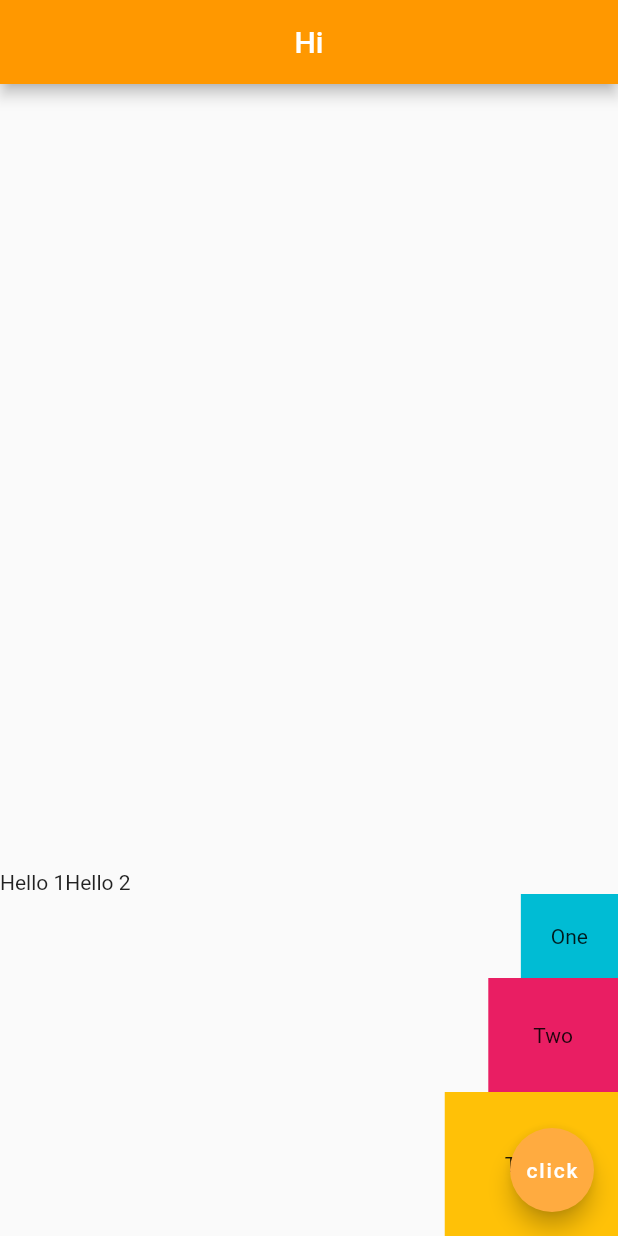
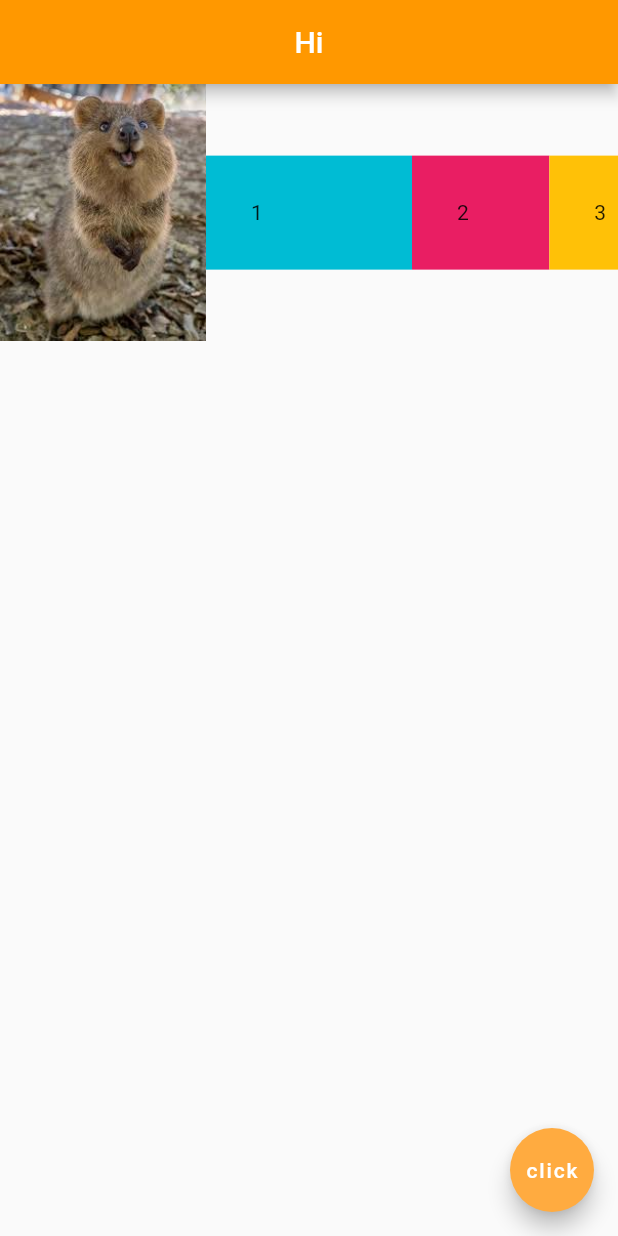
Before and after one commit to bql20000/flutter-course, a Flutter app: the screen it shows after launch, on a phone screen of 412 x 824 dp. Run offline on Flutter 3.47's test engine with Material 2 defaults, Android fonts, the phone set to English and light mode, and no system bars.

Commit message:
Expanded Widget

```diff
--- a/lib/main.dart
+++ b/lib/main.dart
@@ -19,30 +19,35 @@ class Home extends StatelessWidget {
       //   color: Colors.grey[400],
       //   child: Text('Hello')
       // ),
-      body: Column(
-        mainAxisAlignment: MainAxisAlignment.end,
-        crossAxisAlignment: CrossAxisAlignment.end,
+      body: Row(
         children: [
-          Row(
-            children: [
-              Text('Hello 1'),
-              Text('Hello 2')
-            ],
+          Expanded (
+              flex: 3,
+              child: Image.asset('assets/image0.jpeg'),
           ),
-          Container(
-            padding: EdgeInsets.all(20),
-            color: Colors.cyan,
-            child: Text('One'),
+          Expanded (
+            flex: 3,
+            child: Container(
+              padding: EdgeInsets.all(30),
+              color: Colors.cyan,
+              child: Text('1'),
+            ),
           ),
-          Container(
-            padding: EdgeInsets.all(30),
-            color: Colors.pink,
-            child: Text('Two'),
+          Expanded (
+            flex: 2,
+            child: Container(
+              padding: EdgeInsets.all(30),
+              color: Colors.pink,
+              child: Text('2'),
+            ),
           ),
-          Container(
-            padding: EdgeInsets.all(40),
-            color: Colors.amber,
-            child: Text('Three'),
+          Expanded (
+            flex: 1,
+            child: Container(
+              padding: EdgeInsets.all(30),
+              color: Colors.amber,
+              child: Text('3'),
+            ),
           )
         ],
       ),
```
